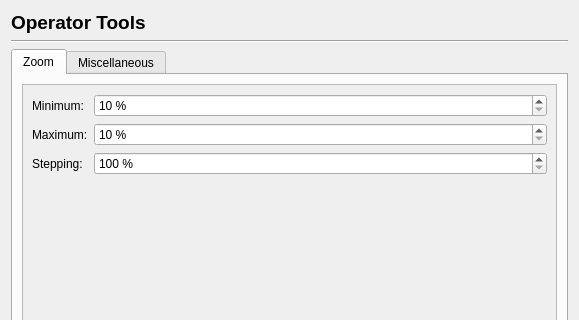
This is scribus/ui/prefs_operatortoolsbase.ui in scribusproject/scribus as Qt 5 draws it before an edit; both pictures show x 0 to 579 and y 0 to 320 of the 579 by 495 pixel window. The edited form follows.
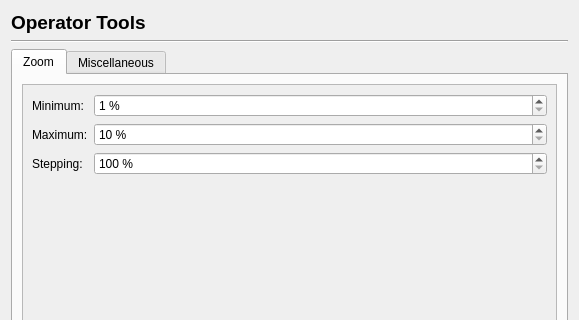
This is the edited form. Custom widgets are drawn as their Qt base class.

Patch:
```diff
--- a/scribus/ui/prefs_operatortoolsbase.ui
+++ b/scribus/ui/prefs_operatortoolsbase.ui
@@ -67,8 +67,8 @@
            <rect>
             <x>0</x>
             <y>0</y>
-            <width>505</width>
-            <height>365</height>
+            <width>535</width>
+            <height>390</height>
            </rect>
           </property>
           <layout class="QVBoxLayout" name="verticalLayout_4">
@@ -104,7 +104,7 @@
                 <string> %</string>
                </property>
                <property name="minimum">
-                <number>10</number>
+                <number>1</number>
                </property>
                <property name="maximum">
                 <number>3200</number>
```
Left out of the diff: 4 changed lines with no effect on the pictures.
